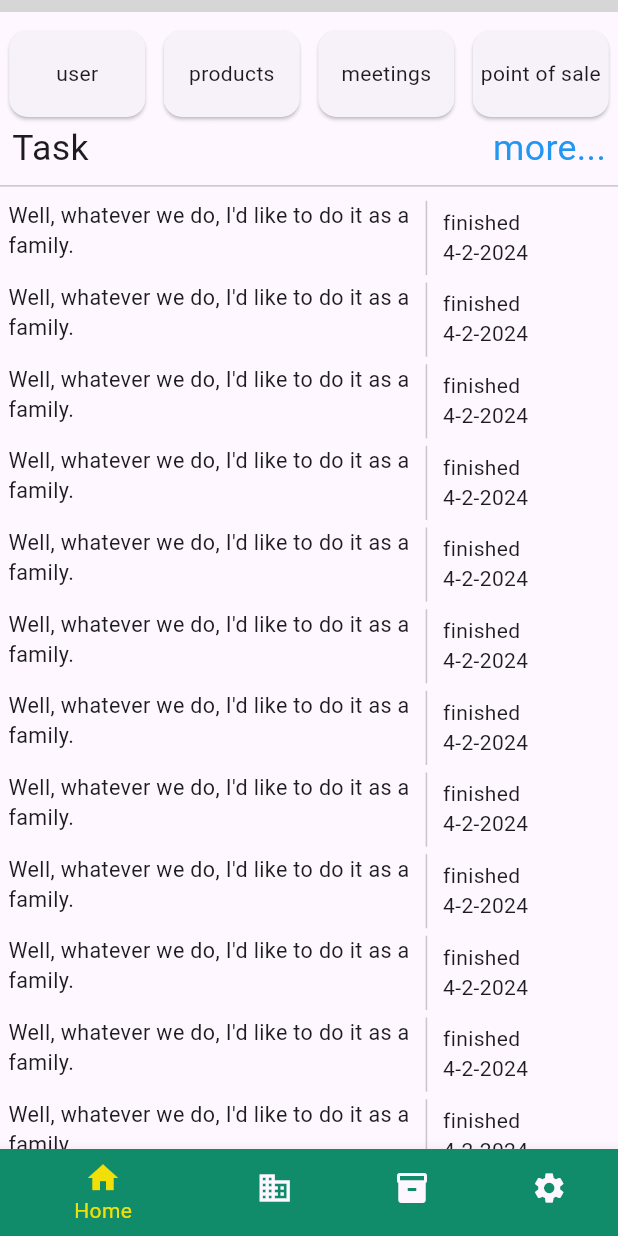
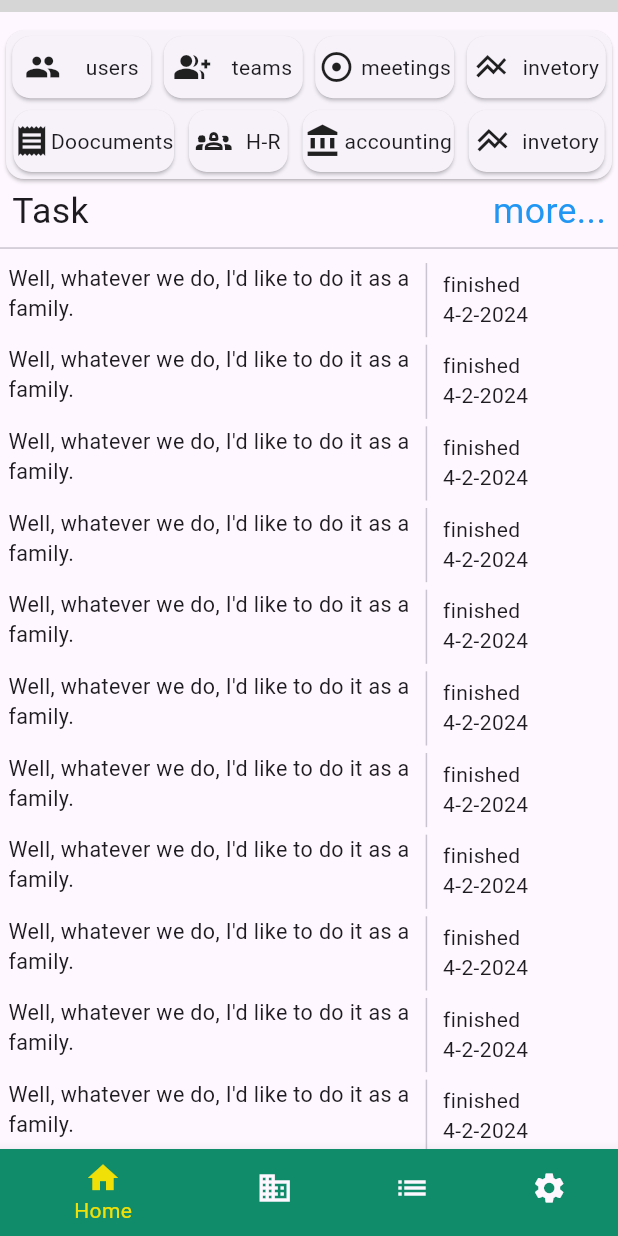
Before and after one commit to austinwam/atimucms, a Flutter app: the screen it shows after launch, scrolled down 198 dp, on a phone screen of 412 x 824 dp. Run offline on Flutter 3.47's test engine with Material 3 defaults, Android fonts, the phone set to English and light mode, and no system bars; our stand-ins replace bot_toast, flutter_animate, gap, responsive_sizer, sembast, sembast_web and 1 more; missing offline and left inert: statistics; network calls fail; grey boxes are pictures that could not be loaded.

Commit message:
ui homepage

```diff
--- a/frontend/lib/main.dart
+++ b/frontend/lib/main.dart
@@ -31,6 +31,7 @@ class MyApp extends StatelessWidget {
           title: 'Atimucms/erp',
           debugShowCheckedModeBanner: false,
           theme: ThemeData(
+            // brightness: Brightness.dark,
             appBarTheme: const AppBarTheme(
               color: Color.fromARGB(255, 17, 140, 107),
             ),
--- a/frontend/lib/screens/homepage/homecard.dart
+++ b/frontend/lib/screens/homepage/homecard.dart
@@ -2,12 +2,14 @@ import 'package:flutter/material.dart';
 
 class Homecard extends StatelessWidget {
   final double height, width;
+  final IconData iconData;
   final String? name;
   final VoidCallback ontap;
   const Homecard(
       {super.key,
       required this.height,
       required this.width,
+      required this.iconData,
       required this.ontap,
       this.name});
 
@@ -19,8 +21,12 @@ class Homecard extends StatelessWidget {
         child: SizedBox(
           height: height,
           width: width,
-          child: Center(
-            child: Text(name!),
+          child: Row(
+            mainAxisAlignment: MainAxisAlignment.spaceAround,
+            children: [
+              Icon(iconData),
+              Text(name!),
+            ],
           ),
         ),
       ),
--- a/frontend/lib/screens/homepage/homenavi.dart
+++ b/frontend/lib/screens/homepage/homenavi.dart
@@ -17,7 +17,7 @@ class _HomenavipageState extends State<Homenavipage> {
     const Homepage(),
     const Leadpage(),
     const Text(
-      'Index 2: School',
+      'Index 2: transactins',
     ),
     const Settingspage(),
   ];
@@ -48,8 +48,8 @@ class _HomenavipageState extends State<Homenavipage> {
             backgroundColor: Color.fromARGB(255, 17, 140, 107),
           ),
           BottomNavigationBarItem(
-            icon: Icon(Icons.inventory),
-            label: 'inv',
+            icon: Icon(Icons.list),
+            label: 'transactions',
             backgroundColor: Color.fromARGB(255, 17, 140, 107),
           ),
           BottomNavigationBarItem(
--- a/frontend/lib/screens/homepage/homepage.dart
+++ b/frontend/lib/screens/homepage/homepage.dart
@@ -6,6 +6,7 @@ import 'package:gap/gap.dart';
 import 'package:responsive_sizer/responsive_sizer.dart';
 import '../leads/leads.dart';
 import 'homecard.dart';
+import 'modules.dart';
 
 class Homepage extends StatelessWidget {
   const Homepage({super.key});
@@ -27,53 +28,7 @@ class Homepage extends StatelessWidget {
             ),
           ),
           Gap(1.h),
-          Row(
-            mainAxisAlignment: MainAxisAlignment.spaceAround,
-            children: [
-              Homecard(
-                height: 7.h,
-                width: 22.w,
-                ontap: () {
-                  Navigator.push<void>(
-                    context,
-                    MaterialPageRoute<void>(
-                      builder: (BuildContext context) => const Userpage(),
-                    ),
-                  );
-                },
-                name: "user",
-              ),
-              Homecard(
-                height: 7.h,
-                width: 22.w,
-                ontap: () {
-                  print("object");
-                },
-                name: "products",
-              ),
-              Homecard(
-                height: 7.h,
-                width: 22.w,
-                ontap: () {
-                  print("meetings");
-                },
-                name: "meetings",
-              ),
-              Homecard(
-                height: 7.h,
-                width: 22.w,
-                ontap: () {
-                  Navigator.push<void>(
-                    context,
-                    MaterialPageRoute<void>(
-                      builder: (BuildContext context) => const Homepos(),
-                    ),
-                  );
-                },
-                name: "point of sale",
-              ),
-            ],
-          ),
+          const Modulesui(),
           Padding(
             padding: const EdgeInsets.only(left: 8.0, right: 8),
             child: Row(
--- /dev/null
+++ b/frontend/lib/screens/homepage/modules.dart
@@ -0,0 +1,128 @@
+import 'package:flutter/material.dart';
+import 'package:frontend/screens/pointofsale/homepos.dart';
+import 'package:responsive_sizer/responsive_sizer.dart';
+
+import '../users/userpage.dart';
+import 'homecard.dart';
+
+class Modulesui extends StatelessWidget {
+  const Modulesui({super.key});
+
+  @override
+  Widget build(BuildContext context) {
+    return SizedBox(
+      height: 13.h,
+      width: 100.w,
+      child: Card(
+        child: Column(
+          children: [
+            Row(
+              mainAxisAlignment: MainAxisAlignment.spaceAround,
+              crossAxisAlignment: CrossAxisAlignment.start,
+              children: [
+                Homecard(
+                  height: 5.h,
+                  iconData: Icons.group,
+                  width: 22.5.w,
+                  ontap: () {
+                    Navigator.push<void>(
+                      context,
+                      MaterialPageRoute<void>(
+                        builder: (BuildContext context) => const Userpage(),
+                      ),
+                    );
+                  },
+                  name: "users",
+                ),
+                Homecard(
+                  height: 5.h,
+                  width: 22.5.w,
+                  iconData: Icons.group_add,
+                  ontap: () {
+                    print("object");
+                  },
+                  name: "teams",
+                ),
+                Homecard(
+                  height: 5.h,
+                  width: 22.5.w,
+                  iconData: Icons.adjust,
+                  ontap: () {
+                    print("meetings");
+                  },
+                  name: "meetings",
+                ),
+                Homecard(
+                  height: 5.h,
+                  iconData: Icons.line_axis_sharp,
+                  width: 22.5.w,
+                  ontap: () {
+                    Navigator.push<void>(
+                      context,
+                      MaterialPageRoute<void>(
+                        builder: (BuildContext context) => const Homepos(),
+                      ),
+                    );
+                  },
+                  name: "invetory",
+                ),
+              ],
+            ),
+            Row(
+              mainAxisAlignment: MainAxisAlignment.spaceAround,
+              crossAxisAlignment: CrossAxisAlignment.start,
+              children: [
+                Homecard(
+                  height: 5.h,
+                  iconData: Icons.receipt,
+                  width: 26.w,
+                  ontap: () {
+                    Navigator.push<void>(
+                      context,
+                      MaterialPageRoute<void>(
+                        builder: (BuildContext context) => const Userpage(),
+                      ),
+                    );
+                  },
+                  name: "Doocuments",
+                ),
+                Homecard(
+                  height: 5.h,
+                  width: 16.w,
+                  iconData: Icons.groups_2_outlined,
+                  ontap: () {
+                    print("hr");
+                  },
+                  name: "H-R",
+                ),
+                Homecard(
+                  height: 5.h,
+                  width: 24.5.w,
+                  iconData: Icons.account_balance,
+                  ontap: () {
+                    print("meetings");
+                  },
+                  name: "accounting",
+                ),
+                Homecard(
+                  height: 5.h,
+                  iconData: Icons.line_axis_sharp,
+                  width: 22.w,
+                  ontap: () {
+                    Navigator.push<void>(
+                      context,
+                      MaterialPageRoute<void>(
+                        builder: (BuildContext context) => const Homepos(),
+                      ),
+                    );
+                  },
+                  name: "invetory",
+                ),
+              ],
+            ),
+          ],
+        ),
+      ),
+    );
+  }
+}
--- a/frontend/lib/screens/pointofsale/homepos.dart
+++ b/frontend/lib/screens/pointofsale/homepos.dart
@@ -1,4 +1,3 @@
-import 'package:flutter/foundation.dart';
 import 'package:flutter/material.dart';
 
 class Homepos extends StatelessWidget {
```
